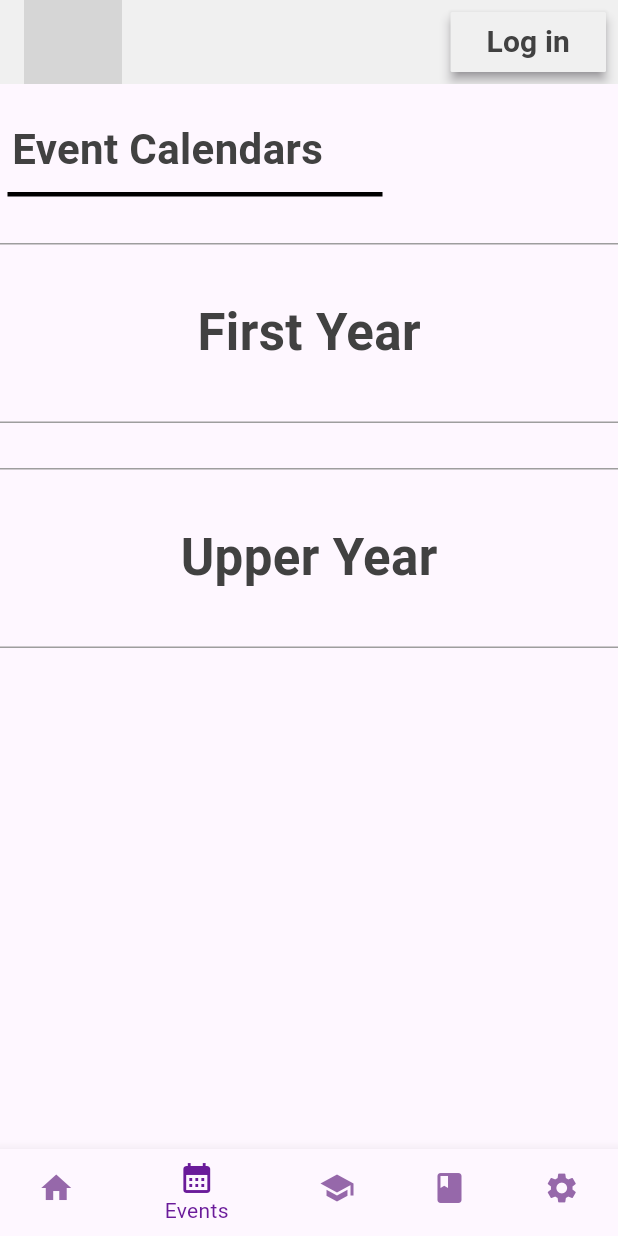
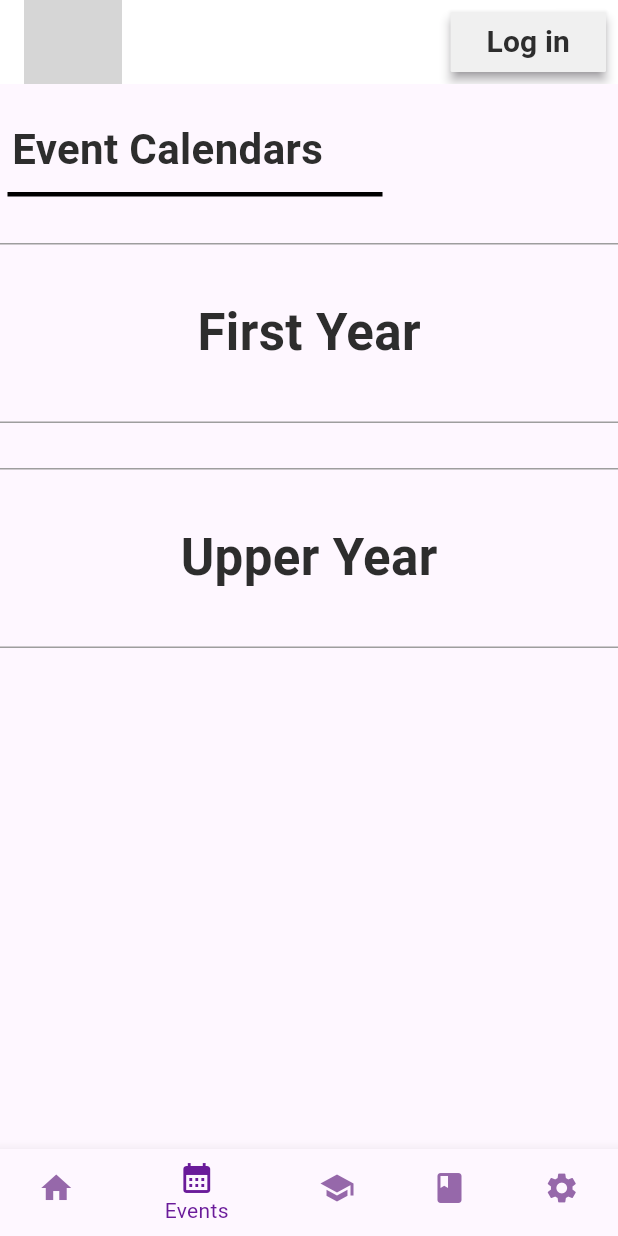
Before and after one commit to ebajec/EngLinks-App, a Flutter app: the screen it shows after launch, item 2 of the bottom bar chosen, on a phone screen of 412 x 824 dp. Run offline on Flutter 3.47's test engine with Material 2 defaults, Android fonts, the phone set to English and light mode, and no system bars; our stand-ins replace image_picker, table_calendar; network calls fail; Roboto replaces fonts that are missing (Helvetica); grey boxes are pictures that could not be loaded.

Commit message:
edited some text styles and fonts

```diff
--- a/lib/login.dart
+++ b/lib/login.dart
@@ -119,7 +119,7 @@ class LoginFormState extends State<LoginForm> {
                     }
                   },
                   style: MyButtonStyles.buttonStyleLarge(context),
-                  child: Text('Login', style: MyTextStyles.bold(context, 14)),
+                  child: Text('Submit', style: MyTextStyles.bold(context, 14)),
                 ),
               ),
             ),
--- a/lib/main.dart
+++ b/lib/main.dart
@@ -75,6 +75,7 @@ class _MainDisplayState extends State<MainDisplay> {
 
     return Scaffold(
       appBar: AppBar(
+        shadowColor: Colors.grey,
         title: SizedBox(
             width: 65,
             height: 65,
@@ -82,7 +83,8 @@ class _MainDisplayState extends State<MainDisplay> {
                 fit: BoxFit.contain)),
         //Item in top left corner changes depending on login status
         actions: [AccountButton()],
-        backgroundColor: Color.fromARGB(255, 240, 240, 240),
+        backgroundColor: Colors.white,
+        surfaceTintColor: Colors.white,
       ),
       body: SingleChildScrollView(
         child: IndexedStack(
--- a/lib/misc_widgets.dart
+++ b/lib/misc_widgets.dart
@@ -5,13 +5,15 @@ class AlignedText extends StatelessWidget {
   final String text;
   final AlignmentGeometry alignment;
   final TextStyle style;
+  final TextAlign textAlign;
 
-  const AlignedText({
-    Key? key,
-    required this.text,
-    required this.alignment,
-    this.style = const TextStyle(),
-  }) : super(key: key);
+  const AlignedText(
+      {Key? key,
+      required this.text,
+      required this.alignment,
+      this.style = const TextStyle(),
+      this.textAlign = TextAlign.left})
+      : super(key: key);
 
   @override
   Widget build(BuildContext context) {
@@ -19,7 +21,11 @@ class AlignedText extends StatelessWidget {
       alignment: alignment,
       child: Padding(
         padding: const EdgeInsets.all(8.0),
-        child: Text(text, style: style),
+        child: Text(
+          text,
+          style: style,
+          textAlign: textAlign,
+        ),
       ),
     );
   }
--- a/lib/my_styles.dart
+++ b/lib/my_styles.dart
@@ -33,7 +33,7 @@ class MyTextStyles {
         fontSize: 28,
         fontFamily: 'Helvetica',
         fontWeight: FontWeight.bold,
-        color: Color.fromARGB(255, 65, 65, 65));
+        color: Color.fromARGB(255, 45, 45, 45));
   }
 
   static TextStyle bold(BuildContext context, double size) {
@@ -41,14 +41,14 @@ class MyTextStyles {
         fontSize: size,
         fontFamily: 'Helvetica',
         fontWeight: FontWeight.bold,
-        color: Color.fromARGB(255, 65, 65, 65));
+        color: Color.fromARGB(255, 45, 45, 45));
   }
 
   static TextStyle buttonLarge(BuildContext context) {
     return TextStyle(
         fontSize: 42,
         fontFamily: 'Helvetica',
-        color: Color.fromARGB(255, 65, 65, 65));
+        color: Color.fromARGB(255, 45, 45, 45));
   }
 
   static TextStyle appBarLarge(BuildContext context) {
--- a/lib/tutor_page.dart
+++ b/lib/tutor_page.dart
@@ -201,7 +201,7 @@ class TutorFormState extends State<TutorForm> {
                       return null;
                     },
                     decoration: InputDecoration(
-                      labelText: 'NetID@queensu.ca',
+                      labelText: 'example@queensu.ca',
                       border: OutlineInputBorder(),
                     ),
                   ),
```
